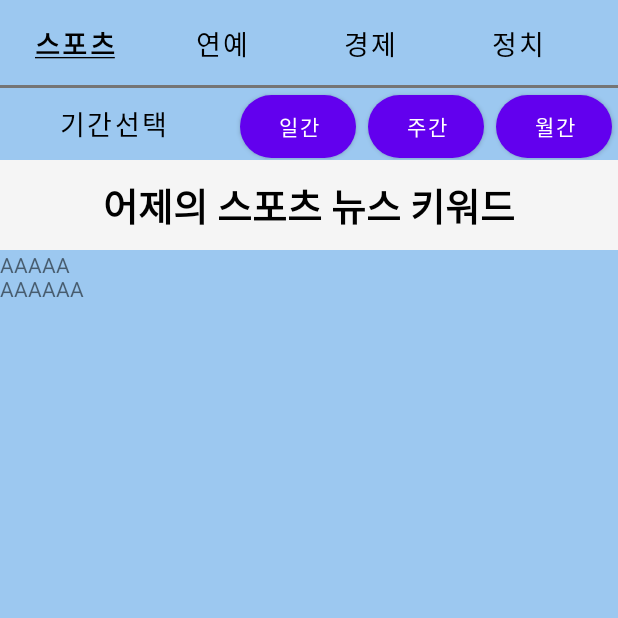
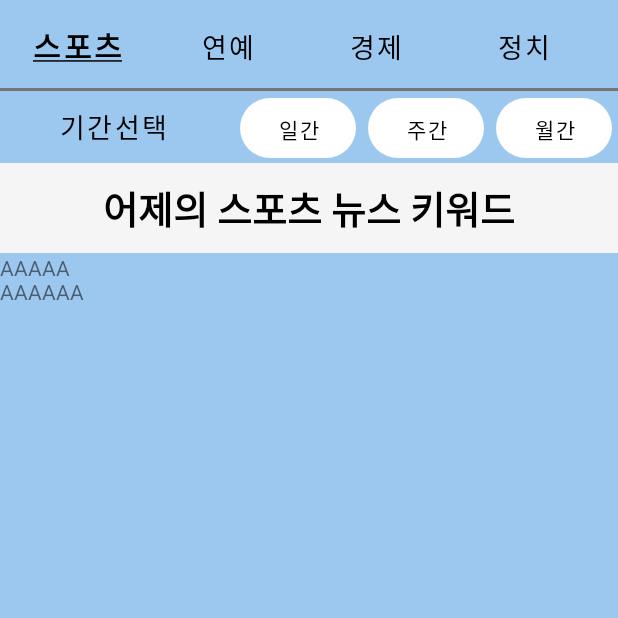
Before and after one commit to GR8-SW-Project/-Diving-into-the-news, an Android app: the screen it shows after launch (HomeActivity), on a phone screen of 412 x 824 dp, the top half of it. Run offline under Robolectric (Android 15) with nearby library versions, the light colour scheme and no system bars.

Commit message:
Added click events for date buttons

```diff
--- a/app/src/main/AndroidManifest.xml
+++ b/app/src/main/AndroidManifest.xml
@@ -39,6 +39,10 @@
                 android:name="android.app.lib_name"
                 android:value="" />
         </activity>
+
+        <meta-data
+            android:name="preloaded_fonts"
+            android:resource="@array/preloaded_fonts" />
     </application>
 
 </manifest>
--- a/app/src/main/java/com/example/divingintothenews/HomeActivity.java
+++ b/app/src/main/java/com/example/divingintothenews/HomeActivity.java
@@ -23,6 +23,11 @@ public class HomeActivity extends AppCompatActivity {
     Button btn_ctg_politics;
     Button btn_ctg_esports;
 
+    Button btn_date_select;
+    Button btn_date_daily;
+    Button btn_date_weekly;
+    Button btn_date_monthly;
+
     String date_selected = "어제";
     String category_selected = "스포츠";
 
@@ -36,6 +41,7 @@ public class HomeActivity extends AppCompatActivity {
         content.setSpan(underlineSpan, 0, content.length(), 0);
         content.setSpan(boldSpan, 0, content.length(), Spannable.SPAN_EXCLUSIVE_EXCLUSIVE);
         btn.setText(content);
+        btn.setTextSize(20);
     }
 
     public void buttonRemoveUnderline(Button btn){
@@ -43,6 +49,7 @@ public class HomeActivity extends AppCompatActivity {
         content.removeSpan(underlineSpan);
         content.removeSpan(boldSpan);
         btn.setText(content);
+        btn.setTextSize(18);
     }
 
     public void setTv_title(){
@@ -85,6 +92,30 @@ public class HomeActivity extends AppCompatActivity {
         }
     }
 
+    class DateBtnOnClickListener implements Button.OnClickListener {
+        @Override
+        public void onClick(View view) {
+            switch (view.getId()) {
+                case R.id.btn_date_select:
+                    date_selected = "지정하신 기간";
+                    break;
+                case R.id.btn_date_daily:
+                    date_selected = "어제";
+                    break;
+                case R.id.btn_date_weekly:
+                    date_selected = "지난 한 주";
+                    break;
+                case R.id.btn_date_monthly:
+                    date_selected = "지난 한 달";
+                    break;
+            }
+                setTv_title();
+        }
+    }
+
+
+
+
     @Override
     protected void onCreate(Bundle savedInstanceState) {
         super.onCreate(savedInstanceState);
@@ -99,15 +130,27 @@ public class HomeActivity extends AppCompatActivity {
         btn_ctg_politics = findViewById(R.id.btn_ctg_politics);
         btn_ctg_esports = findViewById(R.id.btn_ctg_esports);
 
-        CategoryBtnOnClickListener onClickListener = new CategoryBtnOnClickListener() ;
+        CategoryBtnOnClickListener onClickListener1 = new CategoryBtnOnClickListener() ;
 
-        btn_ctg_sports.setOnClickListener(onClickListener);
-        btn_ctg_entertainment.setOnClickListener(onClickListener);
-        btn_ctg_economy.setOnClickListener(onClickListener);
-        btn_ctg_politics.setOnClickListener(onClickListener);
-        btn_ctg_esports.setOnClickListener(onClickListener);
+        btn_ctg_sports.setOnClickListener(onClickListener1);
+        btn_ctg_entertainment.setOnClickListener(onClickListener1);
+        btn_ctg_economy.setOnClickListener(onClickListener1);
+        btn_ctg_politics.setOnClickListener(onClickListener1);
+        btn_ctg_esports.setOnClickListener(onClickListener1);
 
         buttonUnderline(btn_ctg_sports);
+
+        btn_date_select = findViewById(R.id.btn_date_select);
+        btn_date_daily = findViewById(R.id.btn_date_daily);
+        btn_date_weekly = findViewById(R.id.btn_date_weekly);
+        btn_date_monthly = findViewById(R.id.btn_date_monthly);
+
+        DateBtnOnClickListener onClickListener2 = new DateBtnOnClickListener();
+
+        btn_date_select.setOnClickListener(onClickListener2);
+        btn_date_daily.setOnClickListener(onClickListener2);
+        btn_date_weekly.setOnClickListener(onClickListener2);
+        btn_date_monthly.setOnClickListener(onClickListener2);
 
         tv_title = findViewById(R.id.tv_title);
     }
--- a/app/src/main/res/drawable-v24/custom_button.xml
+++ b/app/src/main/res/drawable-v24/custom_button.xml
@@ -1,9 +1,13 @@
 <?xml version="1.0" encoding="utf-8"?>
-<selector xmlns:android="http://schemas.android.com/apk/res/android">
-<item>
-    <shape xmlns:android="http://schemas.android.com/apk/res/android" android:shape="rectangle">
-        <solid android:color="@color/white"/>
-        <corners android:radius="30dp"/>
-    </shape>
-</item>
-</selector>
+<shape xmlns:android="http://schemas.android.com/apk/res/android"
+    android:shape="rectangle">
+
+    <corners android:radius="50dp"/>
+
+    <padding
+        android:bottom="10dp"
+        android:left="25dp"
+        android:right="25dp"
+        android:top="10dp"/>
+
+</shape>
--- a/app/src/main/res/layout/activity_home.xml
+++ b/app/src/main/res/layout/activity_home.xml
@@ -98,29 +98,35 @@
         <Button
             android:id="@+id/btn_date_daily"
             android:layout_width="30dp"
-            android:layout_height="42dp"
+            android:layout_height="40dp"
             android:layout_marginHorizontal="4dp"
             android:layout_weight="1"
             android:background="@drawable/custom_button"
-            android:text="일간" />
+            android:text="일간"
+            android:textColor="@color/black"
+            app:backgroundTint = "@color/white"/>
 
         <Button
             android:id="@+id/btn_date_weekly"
             android:layout_width="30dp"
-            android:layout_height="42dp"
+            android:layout_height="40dp"
             android:layout_marginHorizontal="4dp"
             android:layout_weight="1"
             android:background="@drawable/custom_button"
-            android:text="주간" />
+            android:text="주간"
+            android:textColor="@color/black"
+            app:backgroundTint = "@color/white"/>
 
         <Button
             android:id="@+id/btn_date_monthly"
             android:layout_width="30dp"
-            android:layout_height="42dp"
+            android:layout_height="40dp"
             android:layout_marginHorizontal="4dp"
             android:layout_weight="1"
             android:background="@drawable/custom_button"
-            android:text="월간" />
+            android:text="월간"
+            android:textColor="@color/black"
+            app:backgroundTint = "@color/white"/>
 
     </LinearLayout>
 
```
